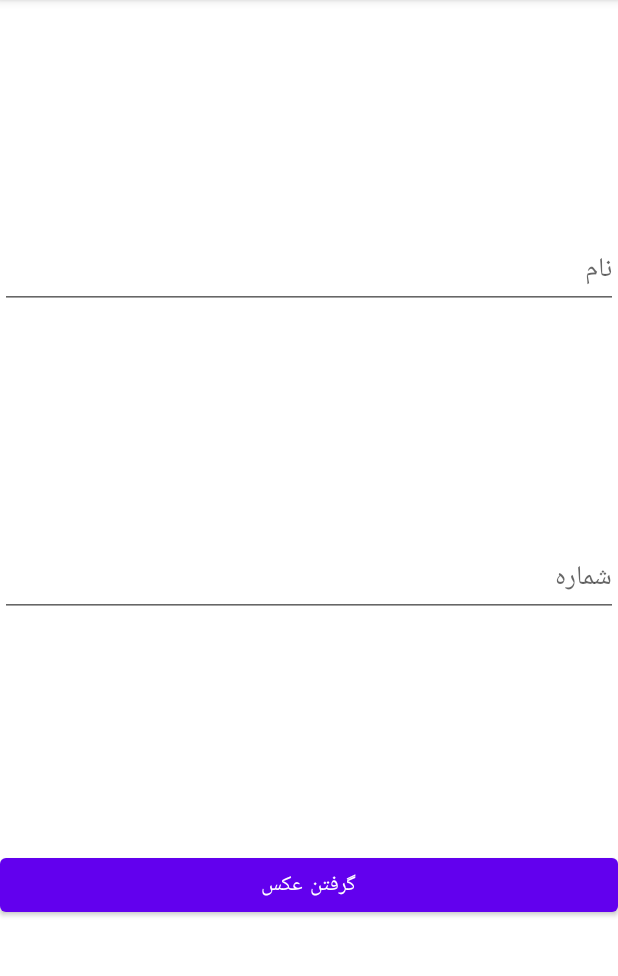
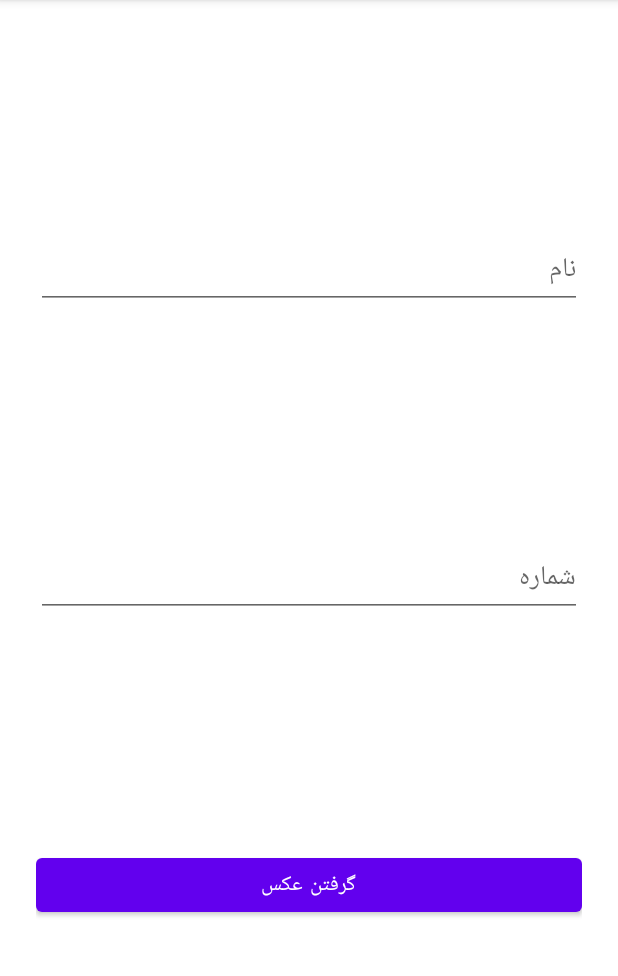
Before and after one commit to Tayeb-shahbakhsh/tamirat_kif, an Android app: the NewItemFragment screen opened through its navigation route, on a phone screen of 412 x 824 dp, the part 84-1060 px from its top. Run offline under Robolectric (Android 15) with nearby library versions, the phone set to English and light mode, and no system bars.

Commit message:
new item fragment ready to use

```diff
--- a/app/src/main/java/tayeb/shahbakhsh/tamiratkif/NewItemFragment.kt
+++ b/app/src/main/java/tayeb/shahbakhsh/tamiratkif/NewItemFragment.kt
@@ -6,6 +6,7 @@ import androidx.fragment.app.Fragment
 import android.view.LayoutInflater
 import android.view.View
 import android.view.ViewGroup
+import tayeb.shahbakhsh.tamiratkif.databinding.FragmentNewItemBinding
 
 class NewItemFragment : Fragment() {
 
@@ -18,13 +19,17 @@ class NewItemFragment : Fragment() {
     override fun onCreateView(
         inflater: LayoutInflater, container: ViewGroup?,
         savedInstanceState: Bundle?
-    ): View? {
-        return inflater.inflate(R.layout.fragment_new_item, container, false)
+    ): View {
+        val binding = FragmentNewItemBinding.inflate(LayoutInflater.from(activity),container,false)
+
+
+
+        return binding.root
     }
 
     override fun onActivityCreated(savedInstanceState: Bundle?) {
         super.onActivityCreated(savedInstanceState)
-        viewModel = ViewModelProvider(this).get(NewItemViewModel::class.java)
+        viewModel = ViewModelProvider(this)[NewItemViewModel::class.java]
         // TODO: Use the ViewModel
     }
 
--- a/app/src/main/res/layout/fragment_new_item.xml
+++ b/app/src/main/res/layout/fragment_new_item.xml
@@ -3,6 +3,8 @@
     xmlns:app="http://schemas.android.com/apk/res-auto"
     xmlns:tools="http://schemas.android.com/tools"
     android:layout_width="match_parent"
+    android:paddingStart="24dp"
+    android:paddingEnd="24dp"
     android:layout_height="match_parent"
     tools:context=".NewItemFragment">
 
```
